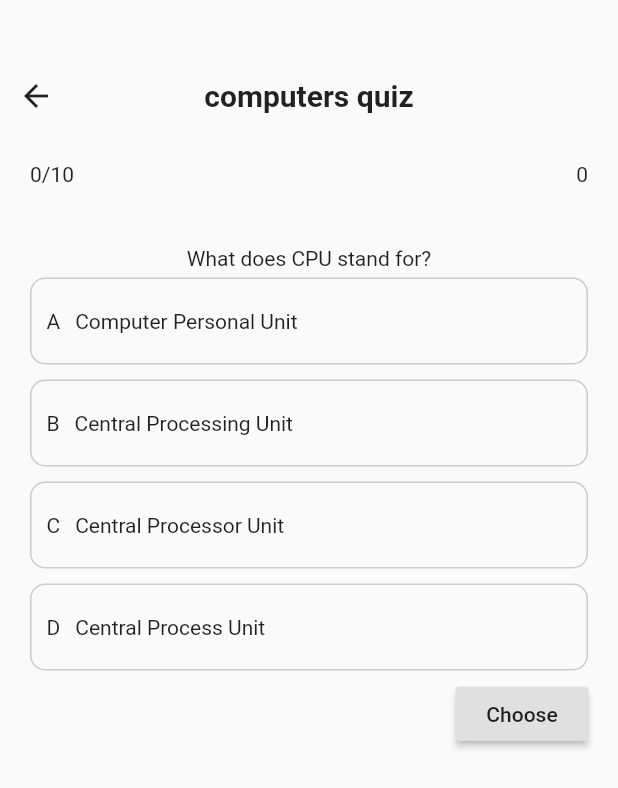
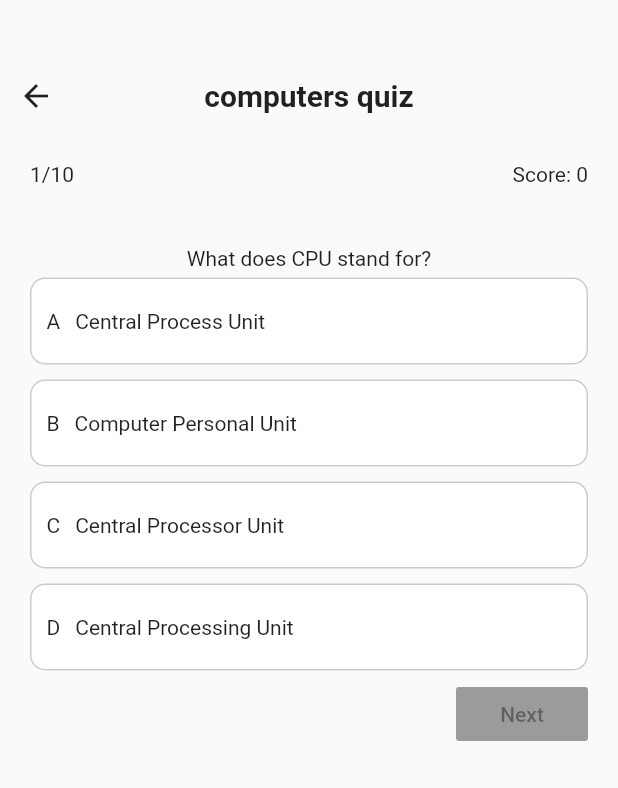
Before and after one commit to vicradon/flutter_test, a Flutter app: the screen it shows after launch, after a tap on "skip", after a tap on "computers", on a phone screen of 412 x 824 dp. Shown: the top 788 px of the screen. Run offline on Flutter 3.47's test engine with Material 2 defaults, Android fonts, the phone set to English and light mode, and no system bars; our stand-ins replace dots_indicator, shared_preferences.

Commit message:
Implementing the navigation

```diff
--- a/lib/main.dart
+++ b/lib/main.dart
@@ -3,6 +3,8 @@ import 'package:ft_quiz/widgets/onboarding.dart';
 import 'package:ft_quiz/widgets/HomePage.dart';
 import 'package:ft_quiz/utils/swatch.dart';
 import 'package:shared_preferences/shared_preferences.dart';
+import 'package:provider/provider.dart';
+import 'package:ft_quiz/model/question-model.dart';
 
 Future<void> main() async {
   WidgetsFlutterBinding.ensureInitialized();
@@ -25,13 +27,16 @@ class App extends StatelessWidget {
   App(this.seen);
   @override
   Widget build(BuildContext context) {
-    return MaterialApp(
+    return ChangeNotifierProvider<QuestionModel>(
+      builder: (context) => QuestionModel(),
+      child: MaterialApp(
       title: 'Flutter Demo',
       home: seen ? HomePage() : Onboarding(),
       theme: ThemeData(
         primarySwatch: MaterialColor(0xFFF8A700, swatch),
         visualDensity: VisualDensity.adaptivePlatformDensity,
       ),
+      ),
     );
   }
 }
--- /dev/null
+++ b/lib/model/categoryProperties.dart
@@ -0,0 +1,29 @@
+import 'package:flutter/material.dart';
+
+final List<Map> categories = [
+  {
+    "name": "animals",
+    "textColor": Colors.white,
+    "bgColor": Colors.lightBlue,
+  },
+  {
+    "name": "computers",
+    "textColor": Color(0XFFFFFFFF),
+    "bgColor": Color(0xFFB85540)
+  },
+  {
+    "name": "gen_know",
+    "textColor": Color(0XFF068EE9),
+    "bgColor": Color(0XFFB8E1FF)
+  },
+  {
+    "name": "history",
+    "textColor": Color(0XFFFFFFFF),
+    "bgColor": Color(0XFF5B73C7)
+  },
+  {
+    "name": "mythology",
+    "textColor": Color(0XFF9D03DF),
+    "bgColor": Color(0XFFE9C3FF)
+  },
+];
--- a/lib/model/question-model.dart
+++ b/lib/model/question-model.dart
@@ -1,16 +1,118 @@
+import 'package:flutter/material.dart';
+import 'package:ft_quiz/model/question.dart';
+import 'package:ft_quiz/model/categoryProperties.dart';
 import 'package:flutter/foundation.dart';
 
 class QuestionModel with ChangeNotifier {
   int score = 0;
-  int progress = 0;
+  int progress = 1;
+  bool buttonDisabled = true;
+  List currentQuiz = [];
+  String quizName;
+  int questionIndex = 0;
+  bool hasSelected = false;
+  bool hasReachedMaxQuestions = false;
+  List<Map> categoryProperties = categories;
+  bool correctAnswerSelected;
+  Future<List<Question>> _futureQuestions;
+  List<Color> answerColors = [
+    Color(0xFFFFFFFF),
+    Color(0xFFFFFFFF),
+    Color(0xFFFFFFFF),
+    Color(0xFFFFFFFF),
+  ];
+
+  void getQuestions(name) {
+    quizName = name;
+    _futureQuestions = fetchQuestions(name);
+  }
+
+  get questions => _futureQuestions;
+  get question => currentQuiz[questionIndex].question;
+  get correctAnswer => currentQuiz[questionIndex].correctAnswer;
+  get answers {
+    final rawAnswers = [
+      ...currentQuiz[questionIndex].incorrectAnswers,
+      correctAnswer
+    ];
+    return rawAnswers;
+  }
 
   void addScore() {
     score++;
     notifyListeners();
   }
 
-  void increaseProgress() {
+  void goToNextQuestion() {
+    questionIndex++;
     progress++;
+    hasSelected = false;
+    if (progress == 10) {
+      hasReachedMaxQuestions = true;
+    }
+    resetAnswerColors();
     notifyListeners();
   }
+
+  void getData(data) {
+    currentQuiz = data;
+  }
+
+  void changeAnswerColor(index, mode) {
+    if (mode == 'right') {
+      answerColors[index] = Color(0xFF00FF00);
+    } else {
+      answerColors[index] = Color(0xFFFF0000);
+      int correctAnswerIndex = getAnswerIndex(correctAnswer);
+      answerColors[correctAnswerIndex] = Color(0xFF98FB98);
+    }
+
+  }
+
+  void finishQuiz() {
+    resetQuiz();
+  }
+
+  void resetAnswerColors() {
+    answerColors = [
+      Color(0xFFFFFFFF),
+      Color(0xFFFFFFFF),
+      Color(0xFFFFFFFF),
+      Color(0xFFFFFFFF),
+    ];
+  }
+
+  void checkAnswer(value) {
+    if (value == correctAnswer) {
+      score++;
+      hasSelected = true;
+      int index = getAnswerIndex(value);
+      changeAnswerColor(index, 'right');
+      notifyListeners();
+    } else {
+      hasSelected = true;
+      int index = getAnswerIndex(value);
+      changeAnswerColor(index, 'wrong');
+      notifyListeners();
+    }
+  }
+
+  int getAnswerIndex(value) {
+    int index;
+    for (String i in answers) {
+      if (i == value) {
+        index = answers.indexOf(i);
+      }
+    }
+    return index;
+  }
+
+  void resetQuiz() {
+    progress = 1;
+    score = 0;
+    questionIndex = 0;
+    hasSelected = false;
+    hasReachedMaxQuestions = false;
+    resetAnswerColors();
+  }
 }
--- a/lib/widgets/Categories/Answer.dart
+++ b/lib/widgets/Categories/Answer.dart
@@ -1,36 +1,39 @@
 import 'package:flutter/material.dart';
+import 'package:ft_quiz/model/question-model.dart';
+import 'package:provider/provider.dart';
 
-class Answer extends StatefulWidget {
+class Answer extends StatelessWidget {
+  final String letterValue;
   final String value;
-  final String letterValue;
-  // bool isCorrect;
-  Answer({this.value, this.letterValue});
-  @override
-  _AnswerState createState() => _AnswerState();
-}
+  final Color color;
 
-class _AnswerState extends State<Answer> {
+  Answer({this.letterValue, this.value, this.color});
+
   @override
   Widget build(BuildContext context) {
-    return Container(
+    final model = Provider.of<QuestionModel>(context);
+
+    return GestureDetector(
+      onTap: () {
+        if (!model.hasSelected) {
+          model.checkAnswer(value);
+        }
+      },
+      child: Container(
         padding: EdgeInsets.symmetric(vertical: 20, horizontal: 10),
         margin: EdgeInsets.symmetric(vertical: 5),
         decoration: BoxDecoration(
+            color: color,
             border: Border.all(
               color: Color(0xFFCCCCCC),
               width: 1,
             ),
             borderRadius: BorderRadius.circular(10)),
-      child: GestureDetector(
-        onTap: () {
-          print("d");
-          setState(() {});
-        },
         child: Row(
           children: <Widget>[
-            Text(widget.letterValue),
+            Text(letterValue),
             SizedBox(width: 10),
-            Text(widget.value),
+            Text(value),
           ],
         ),
       ),
--- a/lib/widgets/Categories/Categories.dart
+++ b/lib/widgets/Categories/Categories.dart
@@ -1,89 +1,26 @@
 import 'package:flutter/material.dart';
-import 'package:ft_quiz/widgets/Categories/QuizCircle.dart';
-import 'package:ft_quiz/model/question.dart';
 import 'package:provider/provider.dart';
 import 'package:ft_quiz/model/question-model.dart';
+import 'package:ft_quiz/widgets/Categories/ReturnRowChildren.dart';
 
-class Categories extends StatefulWidget {
-  @override
-  _CategoriesState createState() => _CategoriesState();
-}
-
-class _CategoriesState extends State<Categories> {
-  // Future<List<Question>> futureQuestions;
-
-  // @override
-  // void initState() {
-  //   super.initState();
-  //   futureQuestions = fetchQuestions('animals');
-  // }
-
+class Categories extends StatelessWidget {
   @override
   Widget build(BuildContext context) {
-    return ChangeNotifierProvider<QuestionModel>(
-      builder: (context) => QuestionModel(),
-      child: Container(
-        child: Column(
+    final model = Provider.of<QuestionModel>(context);
+    final categories = model.categoryProperties;
+
+    return Column(
       mainAxisAlignment: MainAxisAlignment.center,
       children: <Widget>[
         Row(
           mainAxisAlignment: MainAxisAlignment.center,
-              children: <Widget>[
-                QuizCircle(
-                  name: "animals",
-                  textColor: Colors.white,
-                  backgroundColor: Colors.lightBlue,
-                ),
-                QuizCircle(
-                  name: "computers",
-                  textColor: Color(0XFFFFFFFF),
-                  backgroundColor: Color(0xFFB85540),
-                ),
-                QuizCircle(
-                  name: "gen_know",
-                  textColor: Color(0XFF068EE9),
-                  backgroundColor: Color(0XFFB8E1FF),
-                ),
-              ],
+          children: quizCircles(categories, 1, 3),
         ),
         Row(
           mainAxisAlignment: MainAxisAlignment.center,
-              children: <Widget>[
-                QuizCircle(
-                  name: "history",
-                  textColor: Color(0XFFFFFFFF),
-                  backgroundColor: Color(0XFF5B73C7),
-                ),
-                QuizCircle(
-                  name: "mythology",
-                  textColor: Color(0XFF9D03DF),
-                  backgroundColor: Color(0XFFE9C3FF),
-                )
-              ],
+          children: quizCircles(categories, 4, 5),
         ),
       ],
-        ),
-      ),
     );
   }
 }
-
-/*
-FutureBuilder(
-      future: futureQuestions,
-      builder: (context, snapshot) {
-        if (snapshot.hasData) {
-          return ListView.builder(
-            itemCount: snapshot.data.length,
-            itemBuilder: (BuildContext context, i) {
-              return ListTile(title: Text(snapshot.data[i].question));
-            },
-          );
-        } else if (snapshot.hasError) {
-          return Text("${snapshot.error}");
-        } else {
-          return CircularProgressIndicator();
-        }
-      },
-    );
-*/
--- a/lib/widgets/Categories/EssentialWidgets.dart
+++ b/lib/widgets/Categories/EssentialWidgets.dart
@@ -1,5 +1,7 @@
 import 'package:flutter/material.dart';
 import 'package:ft_quiz/model/question-model.dart';
+import 'package:ft_quiz/widgets/Categories/EndQuizDialog.dart';
+import 'package:ft_quiz/widgets/QuizCompletePage.dart';
 import 'package:provider/provider.dart';
 
 class QuestionPageTopSection extends StatelessWidget {
@@ -13,7 +15,7 @@ class QuestionPageTopSection extends StatelessWidget {
         IconButton(
           icon: Icon(Icons.arrow_back),
           onPressed: () {
-            print('back');
+            endQuizDailog(context);
           },
         ),
         Text(
@@ -37,7 +39,7 @@ class QuestionPageTopSection extends StatelessWidget {
 class QuestionCount extends StatelessWidget {
   @override
   Widget build(context) {
-    // final questionModel = Provider.of<QuestionModel>(context);
+    final model = Provider.of<QuestionModel>(context);
     return Container(
       margin: EdgeInsets.fromLTRB(0, 10.0, 0, 40.0),
       child: Row(
@@ -45,25 +47,39 @@ class QuestionCount extends StatelessWidget {
         children: <Widget>[
           // Text("${questionModel.progress}/10"),
           // Text("${questionModel.score}"),
-          Text("0/10"),
-          Text("0"),
+          Text("${model.progress}/10"),
+          Text("Score: ${model.score}"),
         ],
       ),
     );
   }
 }
 
+void endQuiz(model, context) {
+  Navigator.push(
+    context,
+    MaterialPageRoute(
+      builder: (context) => QuizCompletePage(quizName: model.quizName, score: model.score),
+    ),
+  );
+}
+
 class QuestionActionButton extends StatelessWidget {
   @override
   Widget build(BuildContext context) {
+    final model = Provider.of<QuestionModel>(context);
     return Row(
       mainAxisAlignment: MainAxisAlignment.end,
       children: <Widget>[
         RaisedButton(
-          child: Text("Choose"),
-          onPressed: () {
-            // questionModel.increaseProgress();
-          },
+          child: model.hasReachedMaxQuestions ? Text("done") : Text("Next"),
+          onPressed: model.hasSelected
+              ? () {
+                  model.hasReachedMaxQuestions
+                      ? endQuiz(model, context)
+                      : model.goToNextQuestion();
+                }
+              : null,
         )
       ],
     );
--- a/lib/widgets/Categories/QuestionAnswer.dart
+++ b/lib/widgets/Categories/QuestionAnswer.dart
@@ -1,56 +1,52 @@
 import 'package:flutter/material.dart';
 import 'package:ft_quiz/widgets/Categories/Answer.dart';
+import 'package:ft_quiz/model/question-model.dart';
+import 'package:provider/provider.dart';
 
 class QuestionAnswer extends StatelessWidget {
-  final futureQuestions;
-  final questionIndex = 0;
-  QuestionAnswer(this.futureQuestions);
-
   @override
   Widget build(BuildContext context) {
+    final model = Provider.of<QuestionModel>(context, listen: false);
+
     return FutureBuilder(
-      future: futureQuestions,
+      future: model.questions,
       builder: (context, snapshot) {
-        final letterValues = {
-          "0": "A",
-          "1": "B",
-          "2": "C",
-          "3": "D",
-        };
+        if (snapshot.hasData) {
+          model.getData(snapshot.data);
+          final question = model.question;
+          final answers = model.answers;
+          final colors = model.answerColors;
 
-        if (snapshot.hasData) {
-          final correctAnswer = snapshot.data[questionIndex].correctAnswer;
-          final answers = [
-            ...snapshot.data[questionIndex].incorrectAnswers,
-            correctAnswer
-          ];
-
-          answers.shuffle();
-          answers.add(correctAnswer);
-
-          return Column(children: [
-            Text(snapshot.data[questionIndex].question),
+          return Column(
+            mainAxisSize: MainAxisSize.min,
+            mainAxisAlignment: MainAxisAlignment.spaceAround,
+            children: [
+              Text(question),
               Answer(
                 value: answers[0],
-              letterValue: letterValues['0'],
+                letterValue: "A",
+                color: colors[0],
               ),
               Answer(
                 value: answers[1],
-              letterValue: letterValues['1'],
+                letterValue: "B",
+                color: colors[1],
               ),
               Answer(
                 value: answers[2],
-              letterValue: letterValues['2'],
+                letterValue: "C",
+                color: colors[2],
               ),
               Answer(
                 value: answers[3],
-              letterValue: letterValues['3'],
+                letterValue: "D",
+                color: colors[3],
               ),
-          ]);
+            ],
+          );
         } else if (snapshot.hasError) {
           return Text("${snapshot.error}");
         } else {
-          print(snapshot.data);
           return CircularProgressIndicator();
         }
       },
--- a/lib/widgets/Categories/QuizCircle.dart
+++ b/lib/widgets/Categories/QuizCircle.dart
@@ -1,5 +1,7 @@
 import 'package:flutter/material.dart';
 import 'package:ft_quiz/widgets/Categories/QuizPage.dart';
+import 'package:provider/provider.dart';
+import 'package:ft_quiz/model/question-model.dart';
 
 class QuizCircle extends StatelessWidget {
   final String name;
@@ -8,6 +10,7 @@ class QuizCircle extends StatelessWidget {
   QuizCircle({this.name, this.backgroundColor, this.textColor});
 
   Widget build(BuildContext context) {
+    final model = Provider.of<QuestionModel>(context);
     return Container(
       margin: EdgeInsets.all(10),
       child: ClipOval(
@@ -26,10 +29,15 @@ class QuizCircle extends StatelessWidget {
               ),
             ),
             onTap: () {
-                Navigator.of(context)
-                    .push(MaterialPageRoute(builder: (context) {
-                  return QuizPage(name);
-                }));
+              Future(() {
+                model.getQuestions(name);
+                Navigator.push(
+                  context,
+                  MaterialPageRoute(
+                    builder: (context) => QuizPage(name),
+                  ),
+                );
+              });
             },
           ),
         ),
--- a/lib/widgets/Categories/QuizPage.dart
+++ b/lib/widgets/Categories/QuizPage.dart
@@ -1,44 +1,32 @@
 import 'package:flutter/material.dart';
-import 'package:ft_quiz/model/question.dart';
 import 'package:ft_quiz/widgets/Categories/EssentialWidgets.dart';
 import 'package:ft_quiz/widgets/Categories/QuestionAnswer.dart';
 import 'package:provider/provider.dart';
 import 'package:ft_quiz/model/question-model.dart';
 
-class QuizPage extends StatefulWidget {
+class QuizPage extends StatelessWidget {
   final String name;
   QuizPage(this.name);
 
   @override
-  _QuizPageState createState() => _QuizPageState();
-}
+  Widget build(BuildContext context) {
+    final model = Provider.of<QuestionModel>(context);
 
-class _QuizPageState extends State<QuizPage> {
-  Future<List<Question>> futureQuestions;
-
-  @override
-  void initState() {
-    super.initState();
-    futureQuestions = fetchQuestions(widget.name);
-  }
-
-  @override
-  Widget build(BuildContext context) {
-    // final a = Provider.of<QuestionModel>(context);
-    return Scaffold(
+    return WillPopScope(
+      child: Scaffold(
         body: Container(
           child: Column(
             children: <Widget>[
               SizedBox(
                 height: 40,
               ),
-            QuestionPageTopSection(widget.name),
+              QuestionPageTopSection(name),
               Container(
                 margin: EdgeInsets.symmetric(horizontal: 20, vertical: 10),
                 child: Column(
                   children: <Widget>[
                     QuestionCount(),
-                  QuestionAnswer(futureQuestions),
+                    QuestionAnswer(),
                     QuestionActionButton()
                   ],
                 ),
@@ -46,6 +34,28 @@ class _QuizPageState extends State<QuizPage> {
             ],
           ),
         ),
+      ),
+      onWillPop: () => showDialog<bool>(
+        context: context,
+        builder: (c) => AlertDialog(
+          title: Text('Warning'),
+          content: Text('Do you really want to end this quiz?'),
+          actions: [
+            FlatButton(
+              child: Text('Of course'),
+              onPressed: () {
+                model.resetQuiz();
+                Navigator.of(context).pop();
+                Navigator.of(context).pop();
+              },
+            ),
+            FlatButton(
+              child: Text('No'),
+              onPressed: () => Navigator.pop(c, false),
+            ),
+          ],
+        ),
+      ),
     );
   }
 }
--- /dev/null
+++ b/lib/widgets/Categories/ReturnRowChildren.dart
@@ -0,0 +1,18 @@
+import 'package:ft_quiz/widgets/Categories/QuizCircle.dart';
+
+List<QuizCircle> quizCircles(categories, first, last) {
+  final List<QuizCircle> circles = [];
+  for (int i = first - 1; i < last; i++) {
+    final name = categories[i]["name"];
+    final textColor = categories[i]["textColor"];
+    final bgColor = categories[i]["bgColor"];
+    circles.add(
+      QuizCircle(
+        name: name,
+        textColor: textColor,
+        backgroundColor: bgColor,
+      )
+    );
+  }
+  return circles;
+}
--- a/lib/widgets/HomePage.dart
+++ b/lib/widgets/HomePage.dart
@@ -2,8 +2,7 @@ import 'package:flutter/material.dart';
 import 'package:ft_quiz/widgets/Categories/Categories.dart';
 import 'package:ft_quiz/widgets/Profile.dart';
 import 'package:ft_quiz/widgets/Settings.dart';
-import 'package:provider/provider.dart';
-import 'package:ft_quiz/model/question-model.dart';
+
 
 class HomePage extends StatefulWidget {
   @override
```
Also changed, not shown: lib/widgets/Categories/EndQuizDialog.dart (added, +29 -0 lines), lib/widgets/QuizCompletePage.dart (added, +79 -0 lines). Lines whose indentation alone changed are shown as unchanged.
